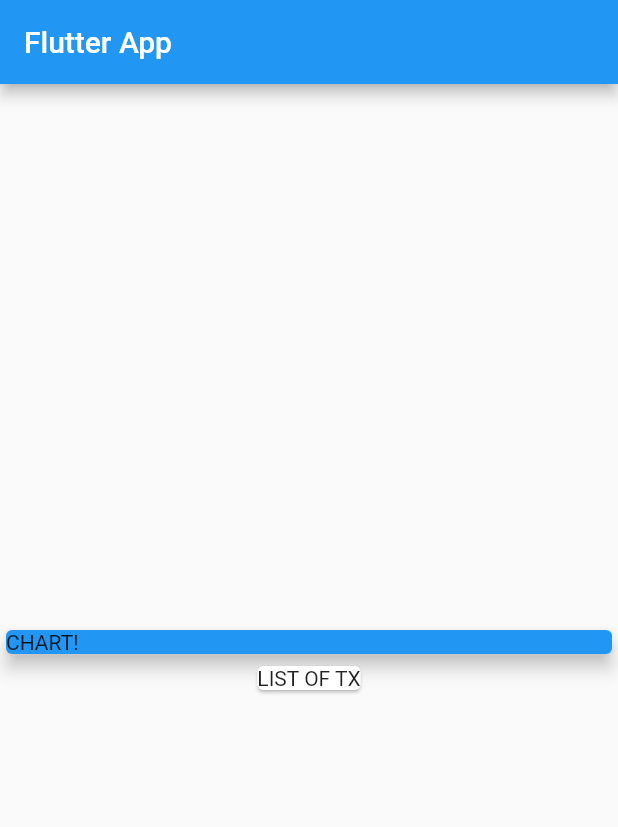
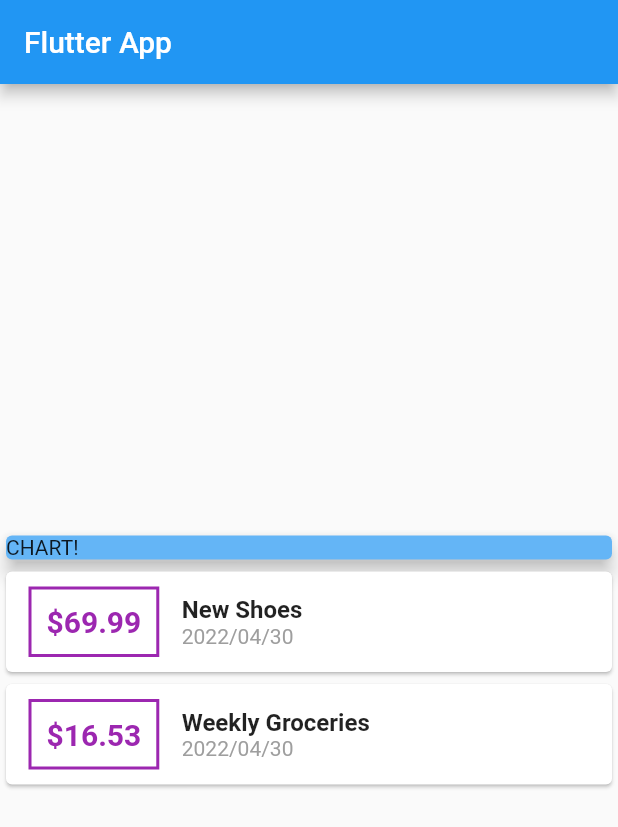
Before and after one commit to rozbeh1212/flutter-expense-tracker, a Flutter app: the screen it shows after launch, on a phone screen of 412 x 824 dp. Shown: the top 827 px of the screen. Run offline on Flutter 3.47's test engine with Material 2 defaults, Android fonts, the phone set to English and light mode, and no system bars.

```diff
--- a/lib/main.dart
+++ b/lib/main.dart
@@ -2,13 +2,14 @@
 
 import 'package:flutter/material.dart';
 import 'transaction.dart';
+import 'package:intl/intl.dart';
 void main() => runApp(MyApp());
 
 class MyApp extends StatelessWidget {
   @override
   Widget build(BuildContext context) {
     return MaterialApp(
-      title: 'Flutter App',
+      title: 'Expense Tracker',
       home: MyHomePage(),
     );
   }
@@ -36,24 +37,73 @@ class MyHomePage extends StatelessWidget {
   Widget build(BuildContext context) {
     return Scaffold(
       appBar: AppBar(
-        title: Text('Flutter App'),
+        title: Text(
+          'Flutter App',
+          textAlign: TextAlign.center,
+        ),
       ),
       body: Column(
-        mainAxisAlignment: MainAxisAlignment.center ,
-
+        mainAxisAlignment: MainAxisAlignment.center,
         children: <Widget>[
           Container(
             width: double.infinity, // means full width of the screen (100%)
             child: Card(
-              color: Colors.blue,
+              color: Colors.blue[300],
               child: Text('CHART!'),
               elevation: 5,
             ),
           ),
-          Card(
-            child: Text('LIST OF TX'),
-          ),
+        Column(
+          children: transactions.map((tx) {
+            return Card(
+              child: Row(
+                children: <Widget>[
+                  Container(
+                    margin: EdgeInsets.symmetric( // edge insets are used to give margin to the child
+                      vertical: 10,
+                      horizontal: 15,
+                    ),
+                    decoration: BoxDecoration(
+                      border: Border.all(
+                        color: Colors.purple,
+                        width: 2,
+                      ),
+                    ),
+                    padding: EdgeInsets.all(10),
+                    child: Text(
+                      '\$${tx.amount}', // \$ is a string interpolation operator
+                      style: TextStyle(
+                        fontWeight: FontWeight.bold,
+                        fontSize: 20,
+                        color: Colors.purple,
+                      ),
+                    ),
+                  ),
+                  Column(
+                    crossAxisAlignment: CrossAxisAlignment.start,
+                    children: <Widget>[
+                      Text(
+                        tx.title,
+                        style: TextStyle(
+                          fontSize: 16,
+                          fontWeight: FontWeight.bold,
+                        ),
+                      ),
+                      Text(
+                        DateFormat('yyyy/MM/dd').format(tx.date),
+                        style: TextStyle(
+                          color: Colors.grey,
+                        ),
+                      ),
+                    ],
+                  ),
+                ],
+              ),
+            );
+          }).toList(),
+        ),
         ],
+
       ),
     );
   }
--- a/lib/transaction.dart
+++ b/lib/transaction.dart
@@ -7,10 +7,10 @@ class Transaction {
   DateTime date;
 
   Transaction({
-    @required this.id, // @required means that the id is required
-     @required this.title,
-      @required this.amount,
-      @required this.date
+    required this.id, // @required means that the id is required
+     required this.title,
+      required this.amount,
+      required this.date
       });
 
   Map<String, dynamic> toMap() {
--- a/pubspec.yaml
+++ b/pubspec.yaml
@@ -29,7 +29,7 @@ environment:
 dependencies:
   flutter:
     sdk: flutter
-
+  intl: ^0.16.0
 
   # The following adds the Cupertino Icons font to your application.
   # Use with the CupertinoIcons class for iOS style icons.
```
Also changed, not shown: pubspec.lock.
